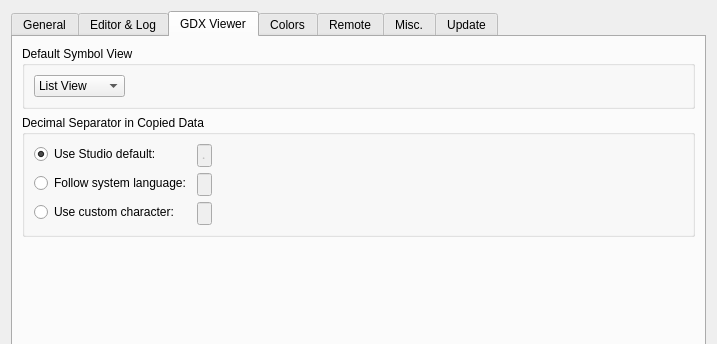
GAMS-dev/studio, file src/settingsdialog.ui: the form before one commit; both pictures show x 0 to 717 and y 0 to 344 of the 717 by 515 pixel window.
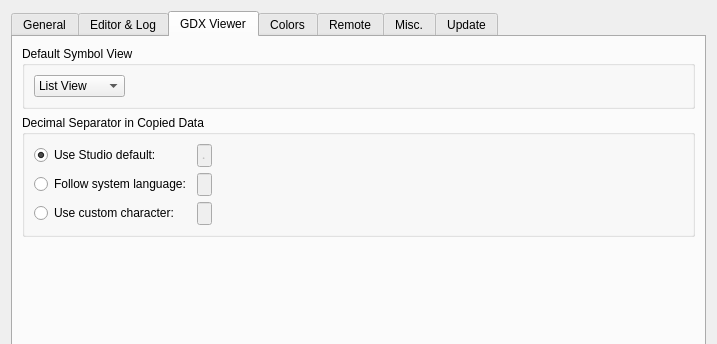
The form after the commit. Icons and pictures are not drawn.

Commit message: macOS GDX settings alignment

The edit to the form file:
```diff
--- a/src/settingsdialog.ui
+++ b/src/settingsdialog.ui
@@ -623,9 +623,7 @@
          <property name="title">
           <string>Decimal Separator in Copied Data</string>
          </property>
-         <layout class="QVBoxLayout" name="verticalLayout_6">
-          <item>
-           <layout class="QFormLayout" name="formLayout">
+         <layout class="QGridLayout" name="gridLayout_17">
             <item row="0" column="0">
              <widget class="QRadioButton" name="rb_decSepStudio">
               <property name="text">
@@ -663,6 +661,19 @@
               </property>
              </widget>
             </item>
+          <item row="0" column="2">
+           <spacer name="horizontalSpacer_8">
+            <property name="orientation">
+             <enum>Qt::Horizontal</enum>
+            </property>
+            <property name="sizeHint" stdset="0">
+             <size>
+              <width>409</width>
+              <height>20</height>
+             </size>
+            </property>
+           </spacer>
+          </item>
             <item row="1" column="0">
              <widget class="QRadioButton" name="rb_decSepLocale">
               <property name="text">
@@ -697,6 +708,19 @@
               </property>
              </widget>
             </item>
+          <item row="1" column="2">
+           <spacer name="horizontalSpacer_9">
+            <property name="orientation">
+             <enum>Qt::Horizontal</enum>
+            </property>
+            <property name="sizeHint" stdset="0">
+             <size>
+              <width>409</width>
+              <height>20</height>
+             </size>
+            </property>
+           </spacer>
+          </item>
             <item row="2" column="0">
              <widget class="QRadioButton" name="rb_decSepCustom">
               <property name="text">
@@ -731,7 +755,18 @@
               </property>
              </widget>
             </item>
-           </layout>
+          <item row="2" column="2">
+           <spacer name="horizontalSpacer_10">
+            <property name="orientation">
+             <enum>Qt::Horizontal</enum>
+            </property>
+            <property name="sizeHint" stdset="0">
+             <size>
+              <width>409</width>
+              <height>20</height>
+             </size>
+            </property>
+           </spacer>
           </item>
          </layout>
         </widget>
```
Left out of the diff: 4 changed lines with no effect on the pictures. Lines whose indentation alone changed are shown as unchanged.
